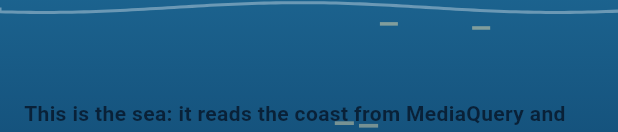
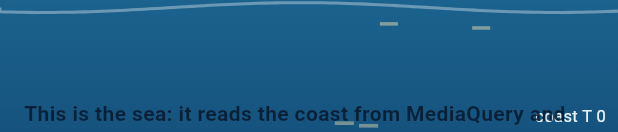
Before and after one commit to SupposedlySam/harbor, a Flutter app: the _SeaView widget shown alone on an empty page, opened directly, on a phone screen of 412 x 824 dp. Shown: the part 1078-1210 px from the top of the screen. Run offline on Flutter 3.47's test engine with Material 3 defaults, Android fonts, the phone set to English and light mode, and no system bars; Roboto replaces fonts that are missing (Georgia, Menlo).

Commit message:
fix(example): a phone on its side keeps its readings in view
The stage drew a portrait status bar in a 0-high top coast on iPhone 17 landscape, which spilled
over the HarborMoored marker; it now draws one only when there is a top coast, and the island goes
in the left coast instead. The HarborSea and HarborCoast pages put their coast readings in the
bottom-right of the band, where the side coast and rounded corner clipped them, and dropped them
when the home indicator was off and the band went to 0. The readings now sit inside the side
coast and are always drawn, so "0" reads as 0. harbor itself was right: the landscape coast is
62/0/62/21.

Co-Authored-By: Claude Opus 5.5 (1M context) <noreply@anthropic.com>

```diff
--- a/example/lib/field_guide/entries_frames.dart
+++ b/example/lib/field_guide/entries_frames.dart
@@ -189,26 +189,23 @@ class _SeaView extends StatelessWidget {
     child: HarborOpenWater(
       builder: (final BuildContext context, final HarborWatersData waters) {
         final EdgeInsets coast = waters.coast.resolve(Directionality.of(context));
-        Widget band(final String text) => ColoredBox(
-          color: Palette.brass.withValues(alpha: 0.35),
-          child: Align(
-            alignment: AlignmentDirectional.bottomEnd,
-            child: Padding(
-              padding: const EdgeInsets.all(4),
-              child: Text(text, style: const TextStyle(fontFamily: 'Menlo', fontSize: 11, color: Palette.foam)),
-            ),
-          ),
-        );
+        Widget band() => ColoredBox(color: Palette.brass.withValues(alpha: 0.35));
+        // The readings sit inside the side insets and are always drawn, so a corner or a notch never
+        // cuts them off, and a 0 inset reads 0 rather than vanishing with its band.
+        Widget label(final String text) => Text(text, style: const TextStyle(fontFamily: 'Menlo', fontSize: 11, color: Palette.foam));
         return Stack(
           children: <Widget>[
             const Positioned.fill(child: HarborSeaArt()),
-            Positioned(top: 0, left: 0, right: 0, height: coast.top, child: band('coast T ${coast.top.toStringAsFixed(0)}')),
+            Positioned(top: 0, left: 0, right: 0, height: coast.top, child: band()),
+            Positioned(bottom: 0, left: 0, right: 0, height: coast.bottom, child: band()),
             Positioned(
-              bottom: 0,
-              left: 0,
-              right: 0,
-              height: coast.bottom,
-              child: band('coast B ${coast.bottom.toStringAsFixed(0)}'),
+              key: const ValueKey<String>('coast labels'),
+              bottom: coast.bottom + 4,
+              right: coast.right + 8,
+              child: Column(
+                crossAxisAlignment: CrossAxisAlignment.end,
+                children: <Widget>[label('coast T ${coast.top.toStringAsFixed(0)}'), label('coast B ${coast.bottom.toStringAsFixed(0)}')],
+              ),
             ),
             Positioned.fill(
               child: HarborMoored(
--- a/example/lib/field_guide/stage.dart
+++ b/example/lib/field_guide/stage.dart
@@ -420,8 +420,23 @@ class _Screen extends StatelessWidget {
                 ),
               ),
               // The device's own furniture, over everything and never in the way of touches.
-              if (settings.statusBar && !device.tv)
+              // A phone on its side has no status bar: its top inset is 0, so none is drawn (one
+              // squeezed into a 0-high strip spilled over the page). Its island sits in the left inset.
+              if (settings.statusBar && !device.tv && device.coast.top > 0)
                 Positioned(top: 0, left: 0, right: 0, height: device.coast.top, child: IgnorePointer(child: StatusBarArt(island: device.island))),
+              if (device.island && device.coast.top <= 0 && device.coast.left > 0)
+                Positioned(
+                  left: (device.coast.left - 30) / 2,
+                  top: device.size.height / 2 - 60,
+                  width: 30,
+                  height: 120,
+                  child: IgnorePointer(
+                    child: DecoratedBox(
+                      key: const ValueKey<String>('side island'),
+                      decoration: BoxDecoration(color: Colors.black, borderRadius: BorderRadius.circular(15)),
+                    ),
+                  ),
+                ),
               if (settings.homeIndicator && device.coast.bottom > 0 && settings.tideHeight <= 0)
                 Positioned(
                   bottom: 0,
```
Also changed, not shown: example/lib/field_guide/entries_platform.dart (+17 -22 lines), 2 other files.
